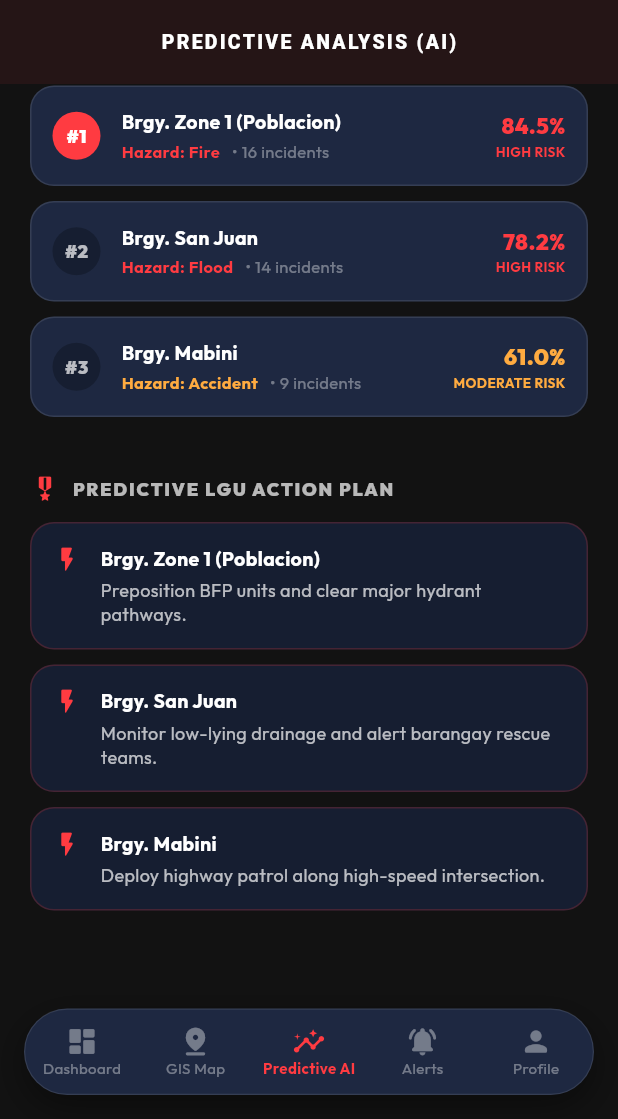
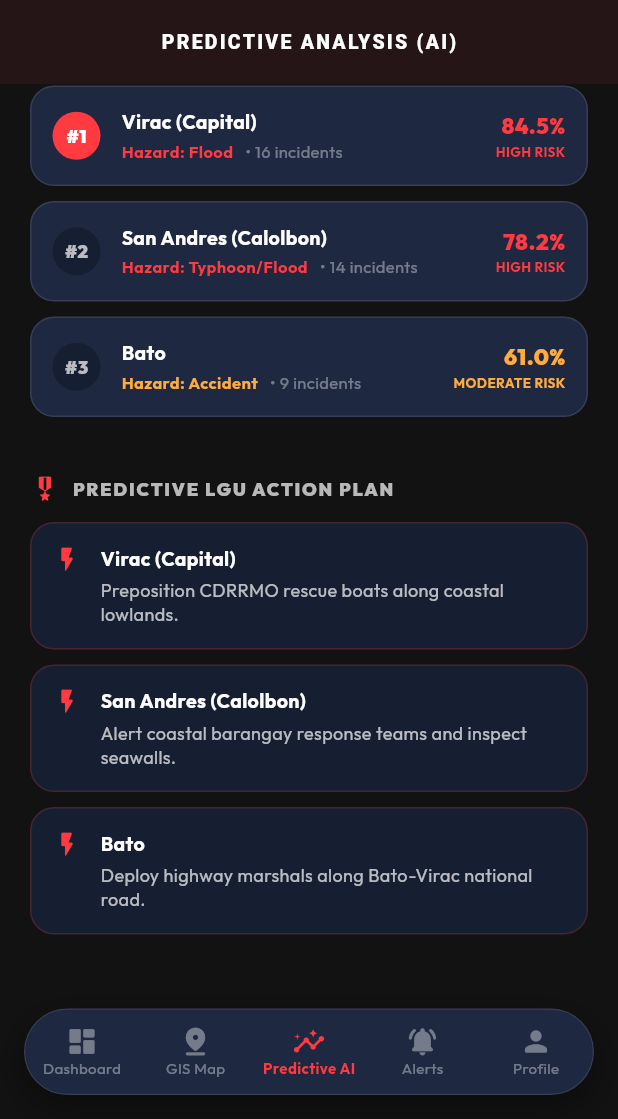
Before and after one commit to Tristan28-web/ResQnnect, a Flutter app: the screen it shows once a user with an empty profile is signed in, item 3 of the bottom bar chosen, scrolled down 478 dp, on a phone screen of 412 x 824 dp, the part 117-1236 px from its top. Run offline on Flutter 3.47's test engine with Material 3 defaults, Android fonts, the phone set to English and light mode, and no system bars; our stand-ins replace cloud_firestore, firebase_auth, firebase_core, geolocator, google_fonts, google_maps_flutter and 5 more; missing offline and left inert: torch_light; accounts and stored records are empty.

Commit message:
fix(predictive): map AI risk predictions and hotspots to Catanduanes municipalities

```diff
--- a/lib/models/incident_model.dart
+++ b/lib/models/incident_model.dart
@@ -1,4 +1,5 @@
 import 'package:cloud_firestore/cloud_firestore.dart';
+import '../core/constants.dart';
 
 class IncidentModel {
   final String incidentId;
@@ -57,13 +58,22 @@ class IncidentModel {
   }
 
   static String _inferBarangay(String loc) {
-    if (loc.toLowerCase().contains('san juan')) return 'Brgy. San Juan';
-    if (loc.toLowerCase().contains('mabini')) return 'Brgy. Mabini';
-    if (loc.toLowerCase().contains('daga')) return 'Brgy. Daga';
-    if (loc.toLowerCase().contains('tinampaan')) return 'Brgy. Tinampaan';
-    if (loc.toLowerCase().contains('sicaba')) return 'Brgy. Sicaba';
-    if (loc.toLowerCase().contains('burgos')) return 'Brgy. Burgos';
-    return 'Brgy. Zone 1 (Poblacion)';
+    final lower = loc.toLowerCase();
+    for (var bgy in AppConstants.lguBarangays) {
+      if (lower.contains(bgy.toLowerCase())) return bgy;
+    }
+    if (lower.contains('virac')) return 'Virac (Capital)';
+    if (lower.contains('andres') || lower.contains('calolbon')) return 'San Andres (Calolbon)';
+    if (lower.contains('bato')) return 'Bato';
+    if (lower.contains('baras')) return 'Baras';
+    if (lower.contains('gigmoto')) return 'Gigmoto';
+    if (lower.contains('pandan')) return 'Pandan';
+    if (lower.contains('caramoran')) return 'Caramoran';
+    if (lower.contains('miguel')) return 'San Miguel';
+    if (lower.contains('viga')) return 'Viga';
+    if (lower.contains('panganiban')) return 'Panganiban';
+    if (lower.contains('bagamanoc')) return 'Bagamanoc';
+    return 'Virac (Capital)';
   }
 
   factory IncidentModel.fromMap(Map<String, dynamic> data) {
--- a/lib/screens/hotspot_identification_screen.dart
+++ b/lib/screens/hotspot_identification_screen.dart
@@ -43,7 +43,7 @@ class _HotspotIdentificationScreenState extends State<HotspotIdentificationScree
 
     final Map<String, List<IncidentModel>> bgyMap = {};
     for (var inc in filtered) {
-      final bgy = inc.barangay.isNotEmpty ? inc.barangay : 'Brgy. Zone 1 (Poblacion)';
+      final bgy = inc.barangay.isNotEmpty ? inc.barangay : 'Virac (Capital)';
       bgyMap.putIfAbsent(bgy, () => []).add(inc);
     }
 
@@ -51,25 +51,25 @@ class _HotspotIdentificationScreenState extends State<HotspotIdentificationScree
       // Provide standard baseline hotspots if no incidents exist yet
       return [
         HotspotCluster(
-          barangay: 'Brgy. Zone 1 (Poblacion)',
-          center: const LatLng(10.9580, 123.2985),
+          barangay: 'Virac (Capital)',
+          center: const LatLng(13.5840, 124.2330),
           count: 12,
-          dominantHazard: 'Fire',
+          dominantHazard: 'Flood',
           densityScore: 0.95,
         ),
         HotspotCluster(
-          barangay: 'Brgy. San Juan',
-          center: const LatLng(10.9420, 123.3150),
+          barangay: 'San Andres (Calolbon)',
+          center: const LatLng(13.5960, 124.0980),
           count: 9,
-          dominantHazard: 'Flood',
+          dominantHazard: 'Typhoon',
           densityScore: 0.75,
         ),
         HotspotCluster(
-          barangay: 'Brgy. Mabini',
-          center: const LatLng(10.9650, 123.2810),
+          barangay: 'Bato',
+          center: const LatLng(13.6080, 124.2880),
           count: 6,
           dominantHazard: 'Accident',
-          densityScore: 0.50,
+          densityScore: 0.60,
         ),
       ];
     }
--- a/lib/services/predictive_ai_service.dart
+++ b/lib/services/predictive_ai_service.dart
@@ -118,7 +118,7 @@ class PredictiveAIService {
     final Map<String, List<IncidentModel>> barangayMap = {};
 
     for (var incident in incidents) {
-      final bgy = incident.barangay.isNotEmpty ? incident.barangay : 'Brgy. Zone 1 (Poblacion)';
+      final bgy = incident.barangay.isNotEmpty ? incident.barangay : 'Virac (Capital)';
       barangayMap.putIfAbsent(bgy, () => []).add(incident);
     }
 
@@ -319,33 +319,33 @@ class PredictiveAIService {
     final baselineAreas = [
       HighRiskAreaPrediction(
         rank: 1,
-        barangay: 'Brgy. Zone 1 (Poblacion)',
+        barangay: 'Virac (Capital)',
         riskScore: 84.5,
         riskLevel: 'HIGH',
-        primaryHazard: 'Fire',
+        primaryHazard: 'Flood',
         incidentCount: 16,
         probabilityPercentage: 88.0,
-        recommendation: 'Preposition BFP units and clear major hydrant pathways.',
+        recommendation: 'Preposition CDRRMO rescue boats along coastal lowlands.',
       ),
       HighRiskAreaPrediction(
         rank: 2,
-        barangay: 'Brgy. San Juan',
+        barangay: 'San Andres (Calolbon)',
         riskScore: 78.2,
         riskLevel: 'HIGH',
-        primaryHazard: 'Flood',
+        primaryHazard: 'Typhoon/Flood',
         incidentCount: 14,
         probabilityPercentage: 82.5,
-        recommendation: 'Monitor low-lying drainage and alert barangay rescue teams.',
+        recommendation: 'Alert coastal barangay response teams and inspect seawalls.',
       ),
       HighRiskAreaPrediction(
         rank: 3,
-        barangay: 'Brgy. Mabini',
+        barangay: 'Bato',
         riskScore: 61.0,
         riskLevel: 'MODERATE',
         primaryHazard: 'Accident',
         incidentCount: 9,
         probabilityPercentage: 64.0,
-        recommendation: 'Deploy highway patrol along high-speed intersection.',
+        recommendation: 'Deploy highway marshals along Bato-Virac national road.',
       ),
     ];
 
@@ -354,8 +354,8 @@ class PredictiveAIService {
       averageRiskScore: 74.5,
       trendPoints: baselinePoints,
       highRiskAreas: baselineAreas,
-      incidentsByType: {'Fire': 16, 'Flood': 14, 'Crime': 8, 'Accident': 12, 'Other': 3},
-      aiSummary: 'Baseline simulation active. Brgy. Zone 1 (Poblacion) and Brgy. San Juan identified as top sectors.',
+      incidentsByType: {'Fire': 6, 'Flood': 14, 'Crime': 3, 'Accident': 8, 'Other': 2},
+      aiSummary: 'Predictive simulation active. Virac (Capital) and San Andres identified as high-priority sectors.',
       generatedAt: now,
     );
   }
```
